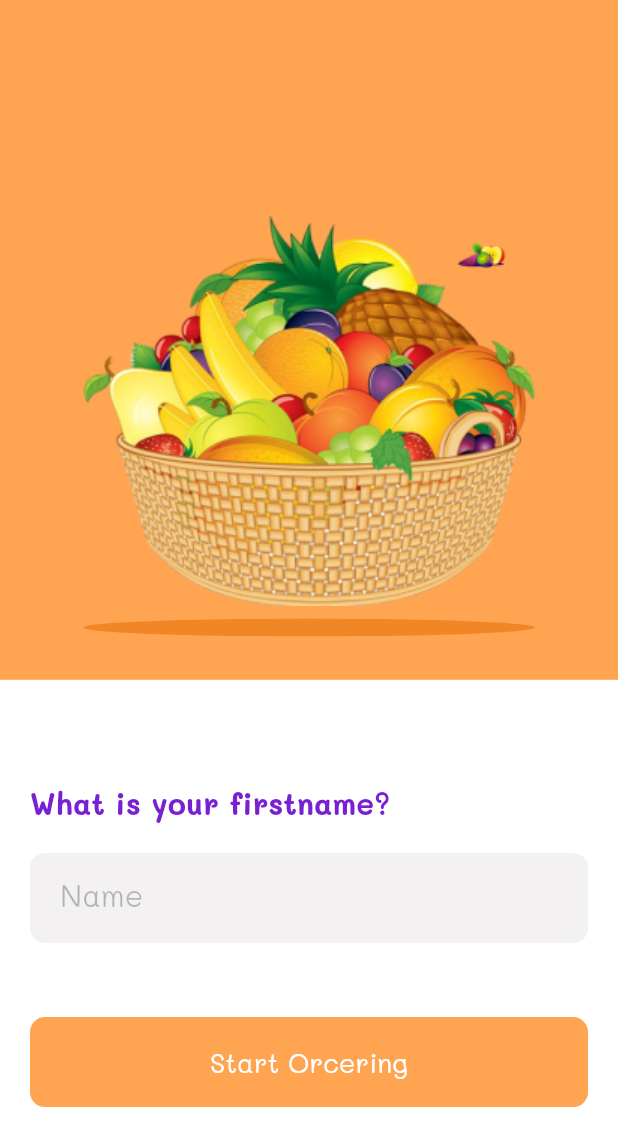
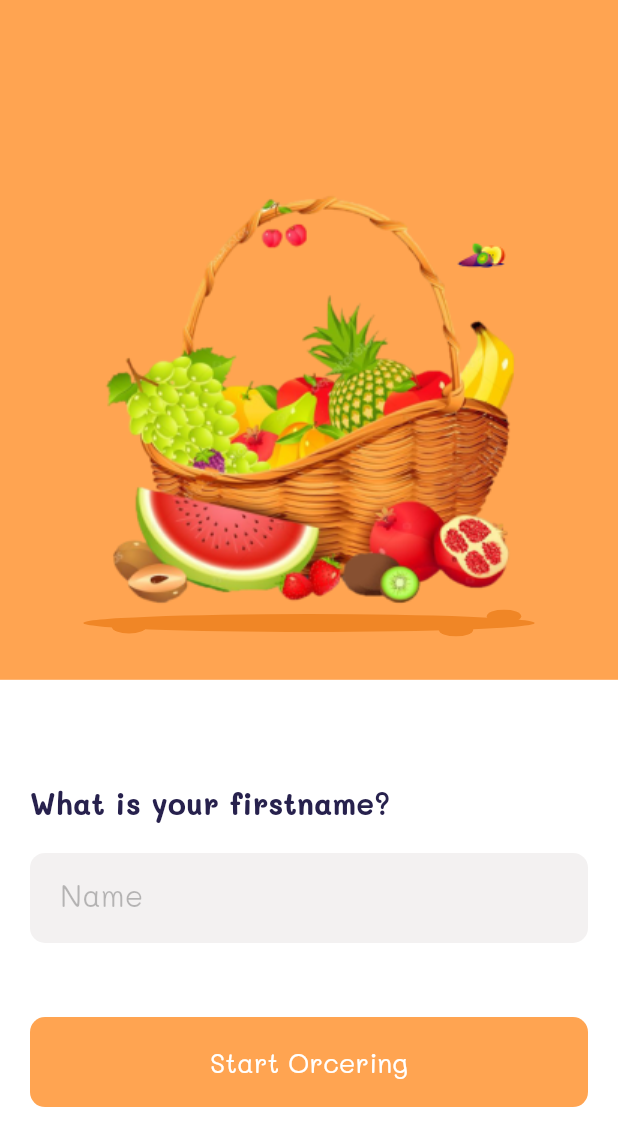
Before and after one commit to jason2071/food_app, a Flutter app: the screen it shows after launch, after a tap on "Let's Continue", on a phone screen of 412 x 824 dp. Shown: the top 1146 px of the screen. Run offline on Flutter 3.47's test engine with Material 2 defaults, Android fonts, the phone set to English and light mode, and no system bars; our stand-ins replace flutter_svg.

Commit message:
fix flow get start

```diff
--- a/lib/constants.dart
+++ b/lib/constants.dart
@@ -2,7 +2,7 @@ import 'package:flutter/material.dart';
 
 const kPrimaryColor = Color(0xFFFFA451);
 const kSecondaryColor = Color(0xFFF3F1F1);
-const kTextColor = Color(0xFF27214D1);
+const kTextColor = Color(0xFF27214D);
 const kSubTextColor = Color(0xFF5D577E);
 const kActiveColor = Color(0xFF4CD964);
 
--- a/lib/pages/intro/components/body.dart
+++ b/lib/pages/intro/components/body.dart
@@ -2,25 +2,44 @@ import 'package:flutter/material.dart';
 import 'package:food_app/components/default_button.dart';
 import 'package:food_app/components/intro_image.dart';
 import 'package:food_app/constants.dart';
-import 'package:food_app/pages/intro_firstname/intro_firstname_screen.dart';
+import 'package:food_app/pages/home/home_screen.dart';
 import 'package:food_app/size_config.dart';
 
-class Body extends StatelessWidget {
+class Body extends StatefulWidget {
+  @override
+  _BodyState createState() => _BodyState();
+}
+
+class _BodyState extends State<Body> {
+  int _step = 1;
+  String name;
+
   @override
   Widget build(BuildContext context) {
-    double sh = SizeConfig.screenHeight;
-
     return SizedBox(
       width: double.infinity,
       child: Column(
         crossAxisAlignment: CrossAxisAlignment.start,
         children: [
           IntroImage(
-            imageSrc: "assets/images/basket-of-fruit.png",
-            imageShadow: "assets/icons/basket-of-fruit-shadow.svg",
+            imageSrc: _step == 1
+                ? "assets/images/basket-of-fruit.png"
+                : "assets/images/basket-of-fruit2.png",
+            imageShadow: _step == 1
+                ? "assets/icons/basket-of-fruit-shadow.svg"
+                : "assets/icons/basket-of-fruit-shadow2.svg",
           ),
           Expanded(
-            child: Container(
+            child: _step == 1 ? _buildStartpage() : _buildInputPage(context),
+          ),
+        ],
+      ),
+    );
+  }
+
+  Widget _buildStartpage() {
+    double sh = SizeConfig.screenHeight;
+    return Container(
       padding: EdgeInsets.symmetric(
         horizontal: 20,
         vertical: 20,
@@ -53,13 +72,67 @@ class Body extends StatelessWidget {
             child: DefaultButton(
               title: "Let's Continue",
               press: () {
-                        Navigator.pushNamed(
-                            context, IntroFirstnameScreen.routeName);
+                setState(() {
+                  _step = 2;
+                });
               },
             ),
           ),
         ],
       ),
+    );
+  }
+
+  Widget _buildInputPage(BuildContext context) {
+    double sh = SizeConfig.screenHeight;
+    return Container(
+      padding: EdgeInsets.symmetric(
+        horizontal: 20,
+        vertical: 20,
+      ),
+      width: double.infinity,
+      color: Colors.white,
+      child: Column(
+        crossAxisAlignment: CrossAxisAlignment.start,
+        children: [
+          SizedBox(height: sh * 0.06),
+          Text(
+            "What is your firstname?",
+            style: TextStyle(
+              fontSize: 20,
+              fontWeight: FontWeight.w700,
+              color: kTextColor,
+            ),
+          ),
+          SizedBox(height: 20),
+          Container(
+            height: 60,
+            padding: EdgeInsets.symmetric(horizontal: 20, vertical: 10),
+            decoration: BoxDecoration(
+              color: kSecondaryColor,
+              borderRadius: BorderRadius.circular(kDefaultPadding * 0.5),
+            ),
+            child: TextField(
+              onChanged: (value) {
+                name = value;
+              },
+              style: TextStyle(fontSize: 20, color: kTextColor),
+              decoration: InputDecoration(
+                border: InputBorder.none,
+                hintText: "Name",
+                hintStyle: TextStyle(color: Colors.black26),
+                contentPadding: EdgeInsets.symmetric(vertical: 10),
+              ),
+            ),
+          ),
+          SizedBox(height: sh * 0.06),
+          SizedBox(
+            width: double.infinity,
+            child: DefaultButton(
+              title: "Start Orcering",
+              press: () {
+                Navigator.pushReplacementNamed(context, HomeScreen.routeName);
+              },
             ),
           ),
         ],
--- a/lib/pages/intro_firstname/components/body.dart
+++ /dev/null
@@ -1,98 +0,0 @@
-import 'package:flutter/material.dart';
-import 'package:food_app/components/default_button.dart';
-import 'package:food_app/components/intro_image.dart';
-import 'package:food_app/constants.dart';
-import 'package:food_app/pages/home/home_screen.dart';
-import 'package:shared_preferences/shared_preferences.dart';
-
-import '../../../size_config.dart';
-
-class Body extends StatefulWidget {
-  @override
-  _BodyState createState() => _BodyState();
-}
-
-class _BodyState extends State<Body> {
-  String name;
-
-  Future<void> _startOrdering() async {
-    if (name != null) {
-      SharedPreferences prefs = await SharedPreferences.getInstance();
-      await prefs.setBool(PREF_READ_INTRO_VIEW, true);
-      await prefs.setString(PREF_INTRO_NAME, name);
-      Navigator.pushReplacementNamed(context, HomeScreen.routeName);
-    }
-  }
-
-  @override
-  Widget build(BuildContext context) {
-    double sh = SizeConfig.screenHeight;
-
-    return SizedBox(
-      width: double.infinity,
-      child: Column(
-        crossAxisAlignment: CrossAxisAlignment.start,
-        children: [
-          IntroImage(
-            imageSrc: "assets/images/basket-of-fruit.png",
-            imageShadow: "assets/icons/basket-of-fruit-shadow.svg",
-          ),
-          Expanded(
-            child: Container(
-              padding: EdgeInsets.symmetric(
-                horizontal: 20,
-                vertical: 20,
-              ),
-              width: double.infinity,
-              color: Colors.white,
-              child: Column(
-                crossAxisAlignment: CrossAxisAlignment.start,
-                children: [
-                  SizedBox(height: sh * 0.06),
-                  Text(
-                    "What is your firstname?",
-                    style: TextStyle(
-                      fontSize: 20,
-                      fontWeight: FontWeight.w700,
-                      color: kTextColor,
-                    ),
-                  ),
-                  SizedBox(height: 20),
-                  Container(
-                    height: 60,
-                    padding: EdgeInsets.symmetric(horizontal: 20, vertical: 10),
-                    decoration: BoxDecoration(
-                      color: kSecondaryColor,
-                      borderRadius:
-                          BorderRadius.circular(kDefaultPadding * 0.5),
-                    ),
-                    child: TextField(
-                      onChanged: (value) {
-                        name = value;
-                      },
-                      style: TextStyle(fontSize: 20, color: kTextColor),
-                      decoration: InputDecoration(
-                        border: InputBorder.none,
-                        hintText: "Name",
-                        hintStyle: TextStyle(color: Colors.black26),
-                        contentPadding: EdgeInsets.symmetric(vertical: 10),
-                      ),
-                    ),
-                  ),
-                  SizedBox(height: sh * 0.06),
-                  SizedBox(
-                    width: double.infinity,
-                    child: DefaultButton(
-                      title: "Start Orcering",
-                      press: _startOrdering,
-                    ),
-                  ),
-                ],
-              ),
-            ),
-          ),
-        ],
-      ),
-    );
-  }
-}
--- a/lib/pages/intro_firstname/intro_firstname_screen.dart
+++ /dev/null
@@ -1,19 +0,0 @@
-import 'package:flutter/material.dart';
-import 'package:food_app/constants.dart';
-import 'package:food_app/size_config.dart';
-
-import 'components/body.dart';
-
-class IntroFirstnameScreen extends StatelessWidget {
-  static const routeName = '/intro_firstname';
-
-  @override
-  Widget build(BuildContext context) {
-    SizeConfig().init(context);
-
-    return Scaffold(
-      backgroundColor: kPrimaryColor,
-      body: Body(),
-    );
-  }
-}
--- a/lib/routes.dart
+++ b/lib/routes.dart
@@ -1,12 +1,10 @@
 import 'package:flutter/material.dart';
 import 'package:food_app/pages/home/home_screen.dart';
 import 'package:food_app/pages/intro/intro_screen.dart';
-import 'package:food_app/pages/intro_firstname/intro_firstname_screen.dart';
 import 'package:food_app/pages/splash/splash_screen.dart';
 
 final Map<String, WidgetBuilder> routes = {
   SplashScreen.routeName: (context) => SplashScreen(),
   IntroScreen.routeName: (context) => IntroScreen(),
-  IntroFirstnameScreen.routeName: (context) => IntroFirstnameScreen(),
   HomeScreen.routeName: (context) => HomeScreen(),
 };
--- a/lib/theme.dart
+++ b/lib/theme.dart
@@ -5,19 +5,7 @@ ThemeData theme() {
   return ThemeData(
     scaffoldBackgroundColor: Colors.white,
     fontFamily: "Mali",
-    appBarTheme: AppBarTheme(
-      color: kPrimaryColor,
-      elevation: 0,
-      centerTitle: true,
-      brightness: Brightness.light,
-      textTheme: TextTheme(
-        headline6: TextStyle(
-          color: Colors.white,
-          fontSize: 20,
-          fontWeight: FontWeight.w600,
-        ),
-      ),
-    ),
+    appBarTheme: _appBarTheme(),
     primaryColor: kPrimaryColor,
     accentColor: kPrimaryColor,
     canvasColor: Colors.transparent,
@@ -26,3 +14,20 @@ ThemeData theme() {
     visualDensity: VisualDensity.adaptivePlatformDensity,
   );
 }
+
+AppBarTheme _appBarTheme() {
+  return AppBarTheme(
+    color: Colors.white,
+    elevation: 0,
+    centerTitle: true,
+    brightness: Brightness.light,
+    iconTheme: IconThemeData(color: Colors.white),
+    textTheme: TextTheme(
+      headline6: TextStyle(
+        color: Colors.white,
+        fontSize: 20,
+        fontWeight: FontWeight.w600,
+      ),
+    ),
+  );
+}
--- a/pubspec.yaml
+++ b/pubspec.yaml
@@ -28,7 +28,6 @@ dependencies:
   # Use with the CupertinoIcons class for iOS style icons.
   cupertino_icons: ^1.0.1
   flutter_svg: ^0.19.2+1
-  shared_preferences: ^0.5.12+4
 
 dev_dependencies:
   flutter_test:
```
Also changed, not shown: lib/components/custom_app_bar.dart (added, +48 -0 lines), lib/pages/home/home_screen.dart (+5 -18 lines), pubspec.lock, 2 other files. Lines whose indentation alone changed are shown as unchanged.
